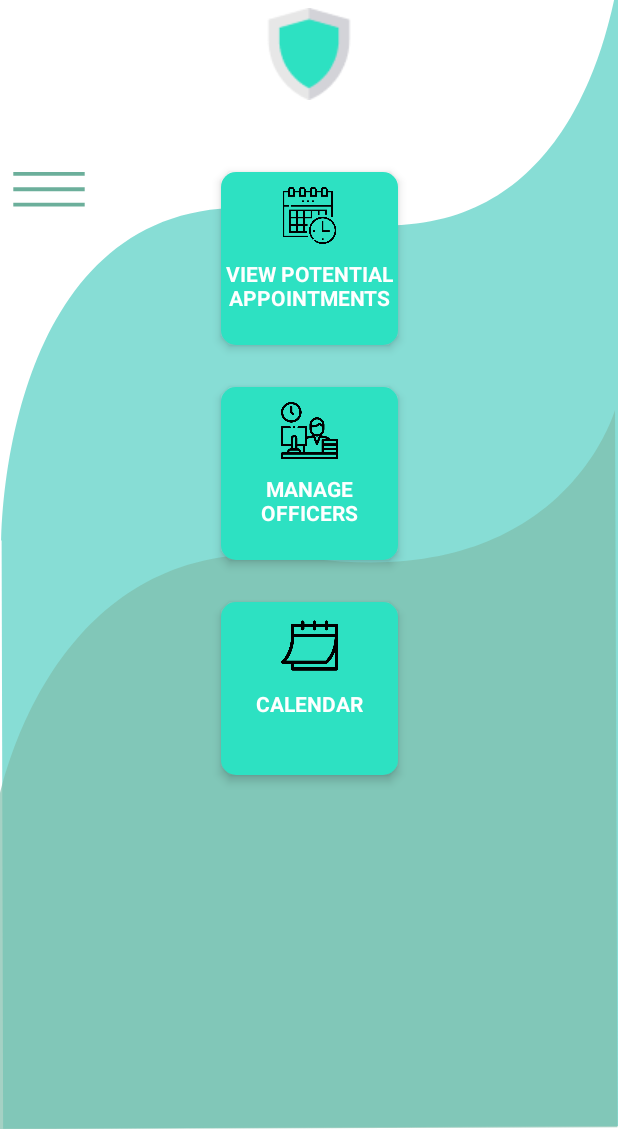
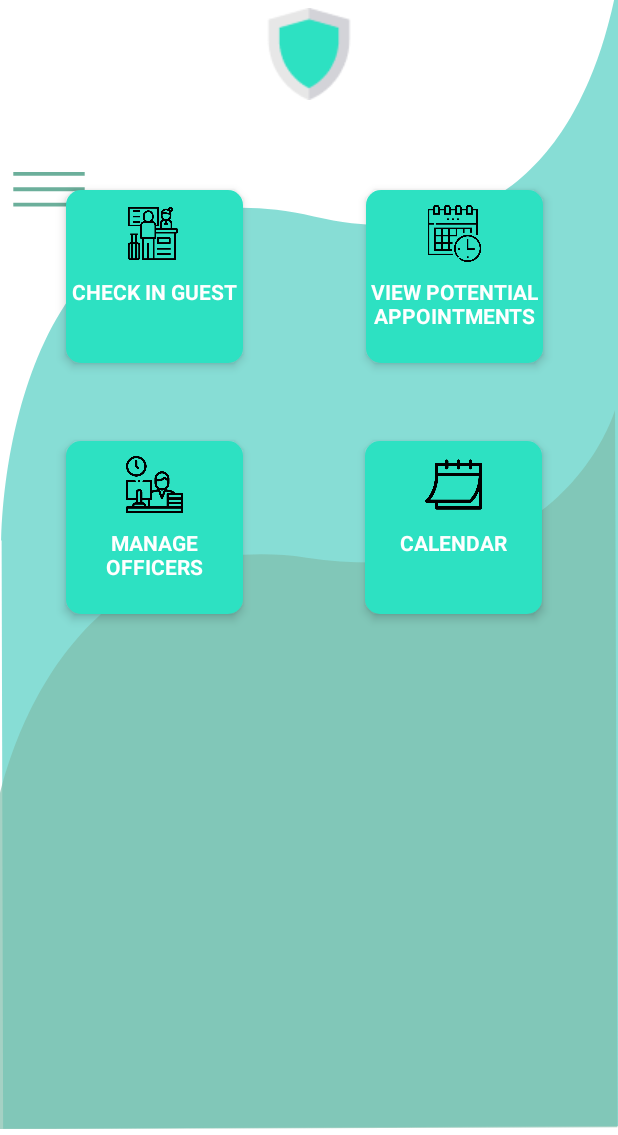
Before and after one commit to svarh/SWE-UT4, an Android app: the BusinessHome screen opened directly, with no data from a screen before it, on a phone screen of 412 x 824 dp, the part 101-1236 px from its top. Run offline under Robolectric (Android 15) with nearby library versions, the phone set to English and light mode, and no system bars; 2 statements that could not run were skipped.

Commit message:
Fixed bug Business Home Page, added Check In button

```diff
--- a/app/src/main/java/com/example/care/BusinessHome.java
+++ b/app/src/main/java/com/example/care/BusinessHome.java
@@ -5,15 +5,17 @@ import android.content.Intent;
 import android.os.Bundle;
 import android.view.View;
 import android.widget.Button;
+import android.widget.LinearLayout;
 import android.widget.Toast;
 
 public class BusinessHome extends Activity implements View.OnClickListener {
 
     static Activity thisActivity = null;
 
-    private Button btnAppointments = null;
-    private Button btnManageOfficers = null;
-    private Button btnCalendar = null;
+    private LinearLayout btnAppointments = null;
+    private LinearLayout btnCheckin = null;
+    private LinearLayout btnManageOfficers = null;
+    private LinearLayout btnCalendar = null;
 
    private BusinessAccount businessAccount;
    private Business business;
@@ -22,14 +24,17 @@ public class BusinessHome extends Activity implements View.OnClickListener {
     public void onClick(View v) {
         switch (v.getId()) {
 
-            case R.id.btnAppointments:
+            case R.id.btnBusinessAppointment:
                 viewAppointmentsActivity(); //Survey Activity
                 break;
-            case R.id.btnManageOfficers:
+            case R.id.btnBusinessManageOfficer:
                 manageOfficersActivity(); //Upload Activity
                 break;
-            case R.id.btnCalendar:
+            case R.id.btnBusinessCalendar:
                 calendarActivity(); //Schedule Appointments Activity
+                break;
+            case R.id.btnBusinessCheckIn:
+                checkinActivity(); //Schedule Appointments Activity
                 break;
 
         }
@@ -41,13 +46,14 @@ public class BusinessHome extends Activity implements View.OnClickListener {
         thisActivity = this;
 
         // Initialize buttons
-        this.btnAppointments = findViewById(R.id.btnAppointments);
+        this.btnAppointments = findViewById(R.id.btnBusinessAppointment);
         this.btnAppointments.setOnClickListener(this);
-        this.btnManageOfficers = findViewById(R.id.btnManageOfficers);
+        this.btnManageOfficers = findViewById(R.id.btnBusinessManageOfficer);
         this.btnManageOfficers.setOnClickListener(this);
-        this.btnCalendar = findViewById(R.id.btnCalendar);
+        this.btnCalendar = findViewById(R.id.btnBusinessCalendar);
         this.btnCalendar.setOnClickListener(this);
-
+        this.btnCheckin = findViewById(R.id.btnBusinessCheckIn);
+        this.btnCheckin.setOnClickListener(this);
 
     }
     @Override
@@ -84,4 +90,8 @@ public class BusinessHome extends Activity implements View.OnClickListener {
         startActivity(intent);
     }
 
+    private void checkinActivity(){
+        // TODO: Check in activity class
+    }
+
 }
--- a/app/src/main/res/layout/activity_business_home.xml
+++ b/app/src/main/res/layout/activity_business_home.xml
@@ -68,15 +68,15 @@
         app:layout_constraintTop_toBottomOf="@+id/txtViewCARE" />
 
     <LinearLayout
-        android:id="@+id/btnAppointments"
+        android:id="@+id/btnBusinessCheckIn"
         android:layout_width="118dp"
         android:layout_height="115dp"
-        android:layout_alignParentLeft="true"
-        android:layout_alignParentTop="true"
-        android:layout_marginTop="48dp"
+        android:layout_marginStart="30dp"
+        android:layout_marginTop="60dp"
         android:elevation="4dp"
         android:background="@drawable/my_button"
         android:clickable="true"
+        app:layout_constraintHorizontal_bias="0.053"
         app:layout_constraintLeft_toLeftOf="parent"
         app:layout_constraintRight_toRightOf="parent"
         app:layout_constraintTop_toBottomOf="@+id/imgShield"
@@ -84,7 +84,48 @@
         android:focusable="true">
 
         <ImageView
-            android:id="@+id/btnAppointmentsIcon"
+            android:id="@+id/btnBusinessCheckInIcon"
+            android:layout_width="wrap_content"
+            android:layout_height="wrap_content"
+            android:layout_gravity="center_horizontal"
+            android:scaleType="centerInside"
+            android:adjustViewBounds="true"
+            android:layout_marginTop="10dp"
+            android:layout_marginHorizontal="40dp"
+            android:layout_marginBottom="10dp"
+            android:src="@drawable/check_in"
+            app:tint="@color/white"/>
+
+        <TextView
+            android:id="@+id/btnBusinessCheckInText"
+            android:layout_height="wrap_content"
+            android:layout_width="wrap_content"
+            android:layout_gravity="center_horizontal"
+            android:text="Check In Guest"
+            android:textAlignment="center"
+            android:textColor="@color/white"
+            android:textAllCaps="true"
+            android:textStyle="bold"/>
+    </LinearLayout>
+
+    <LinearLayout
+        android:id="@+id/btnBusinessAppointment"
+        android:layout_width="118dp"
+        android:layout_height="115dp"
+        android:layout_marginLeft="25dp"
+        android:layout_marginTop="60dp"
+        android:elevation="4dp"
+        android:background="@drawable/my_button"
+        android:clickable="true"
+        app:layout_constraintHorizontal_bias="0.813"
+        app:layout_constraintLeft_toLeftOf="parent"
+        app:layout_constraintRight_toRightOf="parent"
+        app:layout_constraintTop_toBottomOf="@+id/imgShield"
+        android:orientation="vertical"
+        android:focusable="true">
+
+        <ImageView
+            android:id="@+id/btnBusinessAppointmentIcon"
             android:layout_width="wrap_content"
             android:layout_height="wrap_content"
             android:layout_gravity="center_horizontal"
@@ -97,7 +138,7 @@
             app:tint="@color/white"/>
 
         <TextView
-            android:id="@+id/btnAppointmentsText"
+            android:id="@+id/btnBusinessAppointmentText"
             android:layout_height="wrap_content"
             android:layout_width="wrap_content"
             android:layout_gravity="center_horizontal"
@@ -109,23 +150,23 @@
     </LinearLayout>
 
     <LinearLayout
-        android:id="@+id/btnManageOfficers"
+        android:id="@+id/btnBusinessManageOfficer"
         android:layout_width="118dp"
         android:layout_height="115dp"
-        android:layout_alignParentLeft="true"
-        android:layout_alignParentTop="true"
-        android:layout_marginTop="28dp"
+        android:layout_marginLeft="30dp"
+        android:layout_marginTop="52dp"
         android:elevation="4dp"
         android:background="@drawable/my_button"
         android:clickable="true"
+        app:layout_constraintHorizontal_bias="0.054"
         app:layout_constraintLeft_toLeftOf="parent"
         app:layout_constraintRight_toRightOf="parent"
-        app:layout_constraintTop_toBottomOf="@+id/btnAppointments"
+        app:layout_constraintTop_toBottomOf="@+id/btnBusinessAppointment"
         android:orientation="vertical"
         android:focusable="true">
 
         <ImageView
-            android:id="@+id/btnManageOfficersIcon"
+            android:id="@+id/btnBusinessManageOfficerIcon"
             android:layout_width="wrap_content"
             android:layout_height="wrap_content"
             android:layout_gravity="center_horizontal"
@@ -138,7 +179,7 @@
             app:tint="@color/white"/>
 
         <TextView
-            android:id="@+id/btnManageOfficersText"
+            android:id="@+id/btnBusinessManageOfficerText"
             android:layout_height="wrap_content"
             android:layout_width="wrap_content"
             android:layout_gravity="center_horizontal"
@@ -150,23 +191,23 @@
     </LinearLayout>
 
     <LinearLayout
-        android:id="@+id/btnCalendarBusiness"
+        android:id="@+id/btnBusinessCalendar"
         android:layout_width="118dp"
         android:layout_height="115dp"
-        android:layout_alignParentLeft="true"
-        android:layout_alignParentTop="true"
-        android:layout_marginTop="28dp"
+        android:layout_marginLeft="30dp"
+        android:layout_marginTop="52dp"
         android:elevation="4dp"
         android:background="@drawable/my_button"
         android:clickable="true"
+        app:layout_constraintHorizontal_bias="0.809"
         app:layout_constraintLeft_toLeftOf="parent"
         app:layout_constraintRight_toRightOf="parent"
-        app:layout_constraintTop_toBottomOf="@+id/btnManageOfficers"
+        app:layout_constraintTop_toBottomOf="@+id/btnBusinessAppointment"
         android:orientation="vertical"
         android:focusable="true">
 
         <ImageView
-            android:id="@+id/btnCalendarBusinessIcon"
+            android:id="@+id/btnBusinessCalendarIcon"
             android:layout_width="wrap_content"
             android:layout_height="wrap_content"
             android:layout_gravity="center_horizontal"
@@ -179,7 +220,7 @@
             app:tint="@color/white"/>
 
         <TextView
-            android:id="@+id/btnCalendarBusinessText"
+            android:id="@+id/btnBusinessCalendarText"
             android:layout_height="wrap_content"
             android:layout_width="wrap_content"
             android:layout_gravity="center_horizontal"
```
Also changed, not shown: app/src/main/res/drawable-v24/check_in.png (added).
